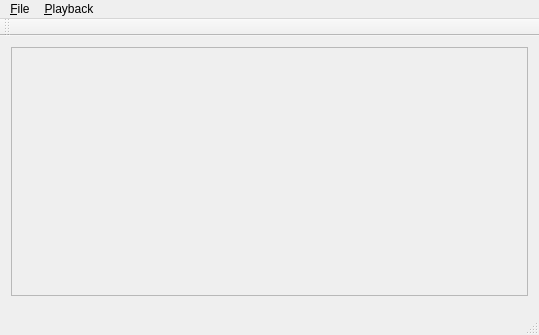
The window that mainwindow.ui (crumblingstatue/NoLifeExplorer) describes before a commit, drawn with Qt 5.
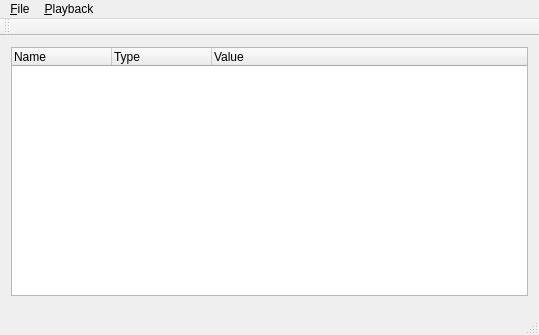
The same window after the commit. Custom widgets are drawn as their Qt base class.

Commit message: Fuck modelview, use QTreeWidget

```diff
--- a/mainwindow.ui
+++ b/mainwindow.ui
@@ -16,10 +16,22 @@
   <widget class="QWidget" name="centralWidget">
    <layout class="QVBoxLayout" name="verticalLayout">
     <item>
-     <widget class="QTreeView" name="treeView">
-      <property name="enabled">
-       <bool>false</bool>
-      </property>
+     <widget class="QTreeWidget" name="treeWidget">
+      <column>
+       <property name="text">
+        <string>Name</string>
+       </property>
+      </column>
+      <column>
+       <property name="text">
+        <string>Type</string>
+       </property>
+      </column>
+      <column>
+       <property name="text">
+        <string>Value</string>
+       </property>
+      </column>
      </widget>
     </item>
     <item>
```
The commit also changes 3 other files.
